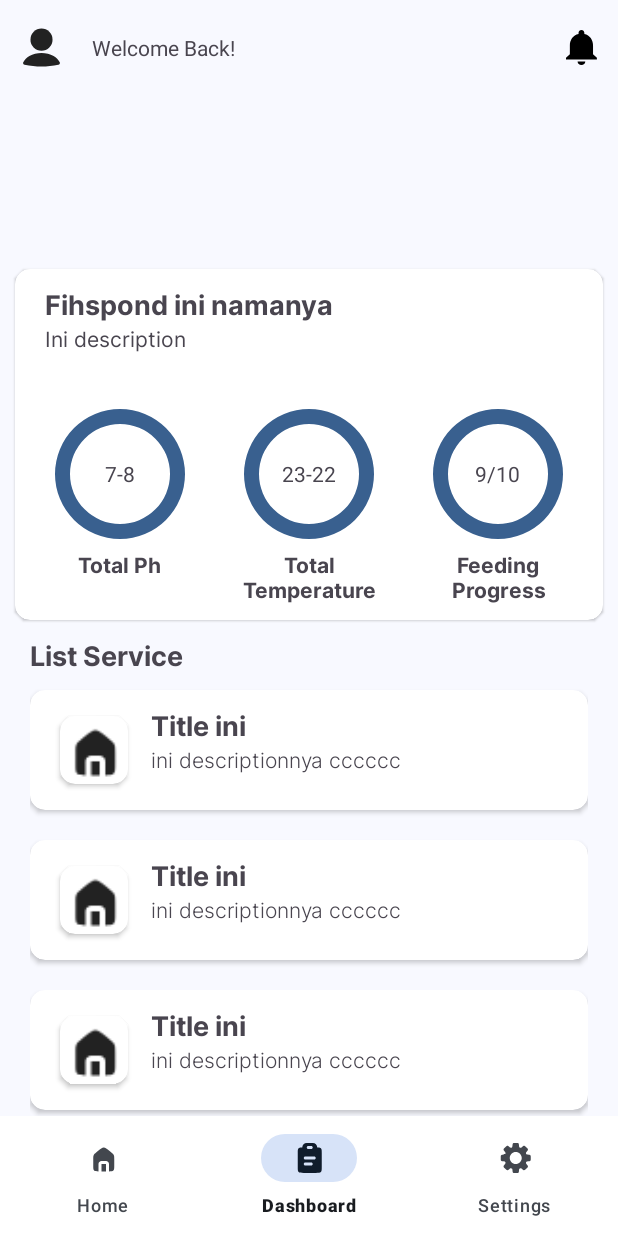
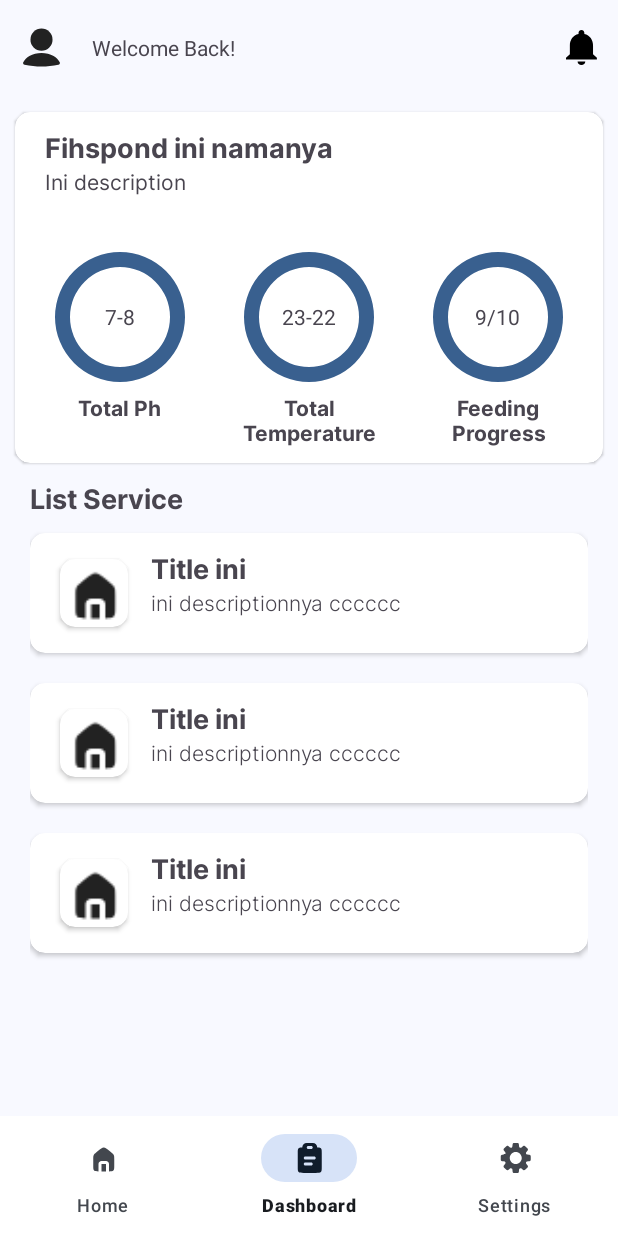
Before and after one commit to A-Feed/A-Feed-md, an Android app: the MainActivity screen opened directly, with no data from a screen before it, item 2 of the bottom bar chosen, on a phone screen of 412 x 824 dp. Run offline under Robolectric (Android 15) with nearby library versions, the phone set to English and light mode, and no system bars; pictures from the network do not load.

Commit message:
fix merge error

```diff
--- a/app/src/main/java/com/capstone/afeed/ui/main/MainFragmentPagerAdapter.kt
+++ b/app/src/main/java/com/capstone/afeed/ui/main/MainFragmentPagerAdapter.kt
@@ -1,20 +1,20 @@
 package com.capstone.afeed.ui.main
 
-import android.content.Context
 import androidx.fragment.app.Fragment
 import androidx.viewpager2.adapter.FragmentStateAdapter
 import com.capstone.afeed.ui.main.dashboard.DashboardFragment
-import com.capstone.afeed.ui.main.home.HomeFragmentBeforeLogIn
+import com.capstone.afeed.ui.main.home.HomeFragment
 import com.capstone.afeed.ui.main.settings.SettingsFragment
 
-class MainFragmentPagerAdapter(val activity: MainActivity) : FragmentStateAdapter(activity) {
+class MainFragmentPagerAdapter(activity: MainActivity) :
+    FragmentStateAdapter(activity) {
 
     override fun getItemCount(): Int = fragmentsScreen.size
     override fun createFragment(position: Int): Fragment = fragmentsScreen[position]
 
-    companion object{
-        val fragmentsScreen = listOf<Fragment>(
-            HomeFragmentBeforeLogIn(),
+    companion object {
+        val fragmentsScreen = listOf(
+            HomeFragment(),
             DashboardFragment(),
             SettingsFragment()
         )
--- a/app/src/main/java/com/capstone/afeed/ui/main/HomeFragment.kt
+++ b/app/src/main/java/com/capstone/afeed/ui/main/home/HomeFragment.kt
@@ -1,4 +1,4 @@
-package com.capstone.afeed.ui.main
+package com.capstone.afeed.ui.main.home
 
 import android.content.Intent
 import android.os.Bundle
--- a/app/src/main/res/layout/activity_main.xml
+++ b/app/src/main/res/layout/activity_main.xml
@@ -10,8 +10,7 @@
 
     <include
         android:id="@+id/included_toolbar_main"
-        layout="@layout/toolbar_main"
-        android:elevation="1000dp" />
+        layout="@layout/toolbar_main" />
 
     <androidx.viewpager2.widget.ViewPager2
         android:id="@+id/viewpager_main"
@@ -39,6 +38,6 @@
         android:layout_width="wrap_content"
         android:layout_height="wrap_content"
         android:orientation="horizontal"
-        app:layout_constraintGuide_end="665dp" />
+        app:layout_constraintGuide_begin="55dp" />
 
 </androidx.constraintlayout.widget.ConstraintLayout>
```
Also changed, not shown: app/src/main/java/com/capstone/afeed/ui/main/home/HomeFragmentAfterLogIn.kt (deleted, +0 -17 lines), app/src/main/java/com/capstone/afeed/ui/main/home/HomeFragmentBeforeLogIn.kt (deleted, +0 -21 lines), app/src/main/res/layout/fragment_home.xml (+3 -10 lines), app/src/main/res/layout/fragment_home_after_log_in.xml (deleted, +0 -14 lines), 1 other file.
